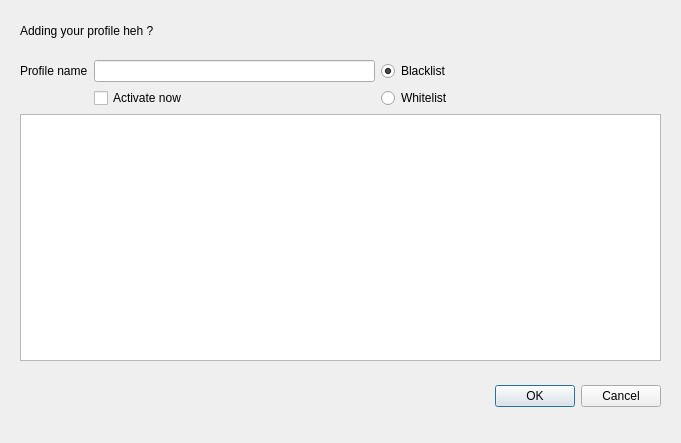
Huy-Dinh/ranhNenLamTool, file ranhNenLamToolProject/profiledetaildialog.ui: the form before one commit.
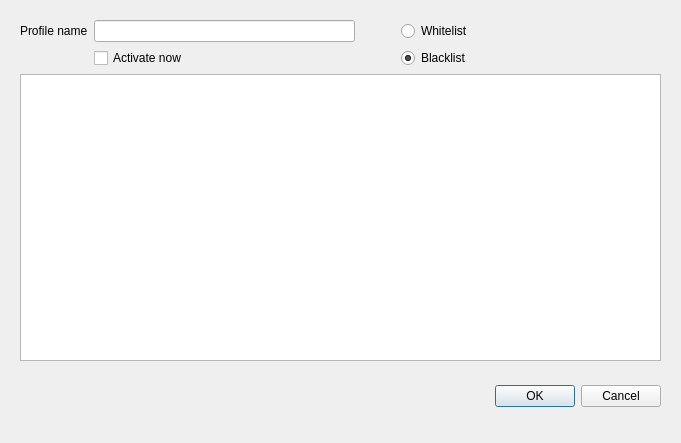
The form after the commit.

Commit message: Add profileCreated & profileEdited signal to ProfileDetailDialog

Diff of the .ui file:
```diff
--- a/ranhNenLamToolProject/profiledetaildialog.ui
+++ b/ranhNenLamToolProject/profiledetaildialog.ui
@@ -36,45 +36,15 @@
    <property name="geometry">
     <rect>
      <x>20</x>
-     <y>60</y>
+     <y>20</y>
      <width>641</width>
-     <height>301</height>
+     <height>341</height>
     </rect>
    </property>
    <layout class="QVBoxLayout" name="verticalLayout">
     <item>
      <layout class="QGridLayout" name="gridLayout">
-      <item row="0" column="4">
-       <widget class="QRadioButton" name="WhitelistRadioButton">
-        <property name="text">
-         <string>Blacklist</string>
-        </property>
-        <property name="checked">
-         <bool>true</bool>
-        </property>
-       </widget>
-      </item>
-      <item row="0" column="0">
-       <widget class="QLabel" name="ProfileNameLabel">
-        <property name="sizePolicy">
-         <sizepolicy hsizetype="Fixed" vsizetype="Preferred">
-          <horstretch>0</horstretch>
-          <verstretch>0</verstretch>
-         </sizepolicy>
-        </property>
-        <property name="text">
-         <string>Profile name</string>
-        </property>
-       </widget>
-      </item>
-      <item row="1" column="4">
-       <widget class="QRadioButton" name="BlackListRadioButton">
-        <property name="text">
-         <string>Whitelist</string>
-        </property>
-       </widget>
-      </item>
-      <item row="1" column="2">
+      <item row="2" column="2">
        <widget class="QCheckBox" name="ActivateNowCheckBox">
         <property name="enabled">
          <bool>true</bool>
@@ -84,7 +54,7 @@
         </property>
        </widget>
       </item>
-      <item row="0" column="2">
+      <item row="1" column="2">
        <widget class="QLineEdit" name="ProfileNameEdit">
         <property name="sizePolicy">
          <sizepolicy hsizetype="Ignored" vsizetype="Fixed">
@@ -94,6 +64,55 @@
         </property>
        </widget>
       </item>
+      <item row="1" column="0">
+       <widget class="QLabel" name="ProfileNameLabel">
+        <property name="sizePolicy">
+         <sizepolicy hsizetype="Fixed" vsizetype="Preferred">
+          <horstretch>0</horstretch>
+          <verstretch>0</verstretch>
+         </sizepolicy>
+        </property>
+        <property name="text">
+         <string>Profile name</string>
+        </property>
+       </widget>
+      </item>
+      <item row="1" column="4">
+       <widget class="QRadioButton" name="WhitelistRadioButton">
+        <property name="text">
+         <string>Whitelist</string>
+        </property>
+        <property name="checked">
+         <bool>false</bool>
+        </property>
+       </widget>
+      </item>
+      <item row="2" column="4">
+       <widget class="QRadioButton" name="BlackListRadioButton">
+        <property name="text">
+         <string>Blacklist</string>
+        </property>
+        <property name="checked">
+         <bool>true</bool>
+        </property>
+       </widget>
+      </item>
+      <item row="1" column="3">
+       <spacer name="horizontalSpacer">
+        <property name="orientation">
+         <enum>Qt::Horizontal</enum>
+        </property>
+        <property name="sizeType">
+         <enum>QSizePolicy::Fixed</enum>
+        </property>
+        <property name="sizeHint" stdset="0">
+         <size>
+          <width>40</width>
+          <height>20</height>
+         </size>
+        </property>
+       </spacer>
+      </item>
      </layout>
     </item>
     <item>
@@ -101,25 +120,6 @@
     </item>
    </layout>
   </widget>
-  <widget class="QWidget" name="horizontalLayoutWidget">
-   <property name="geometry">
-    <rect>
-     <x>20</x>
-     <y>10</y>
-     <width>641</width>
-     <height>41</height>
-    </rect>
-   </property>
-   <layout class="QHBoxLayout" name="horizontalLayout">
-    <item>
-     <widget class="QLabel" name="label">
-      <property name="text">
-       <string>Adding your profile heh ?</string>
-      </property>
-     </widget>
-    </item>
-   </layout>
-  </widget>
  </widget>
  <resources/>
  <connections>
```
The commit also changes 2 other files.
